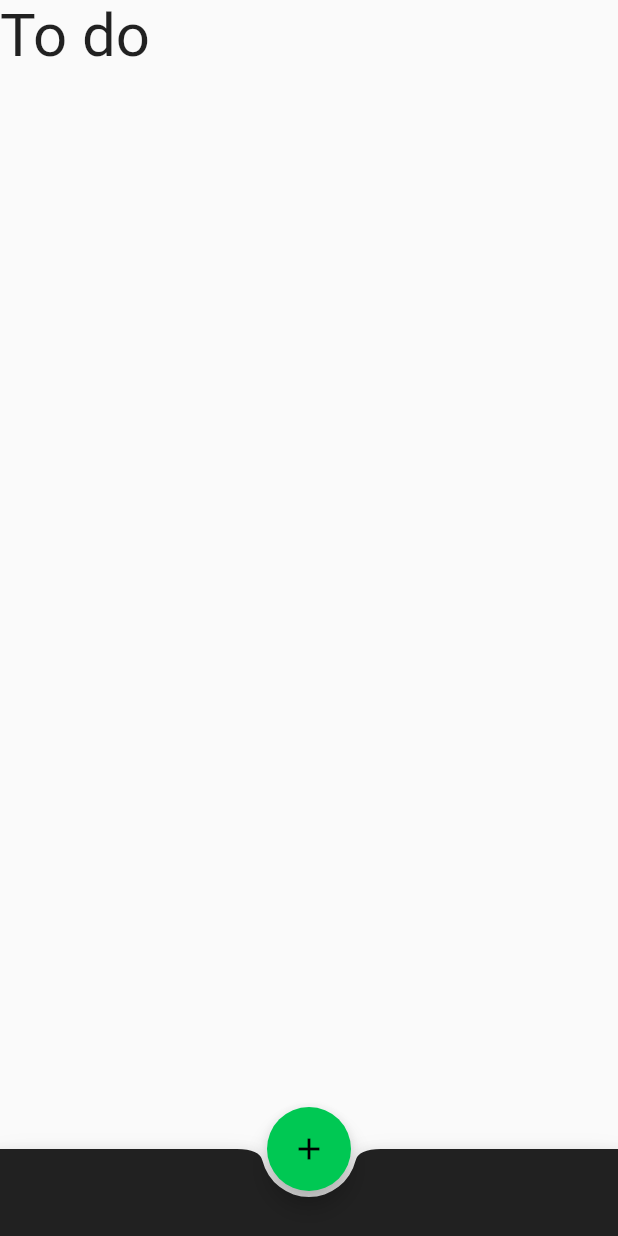
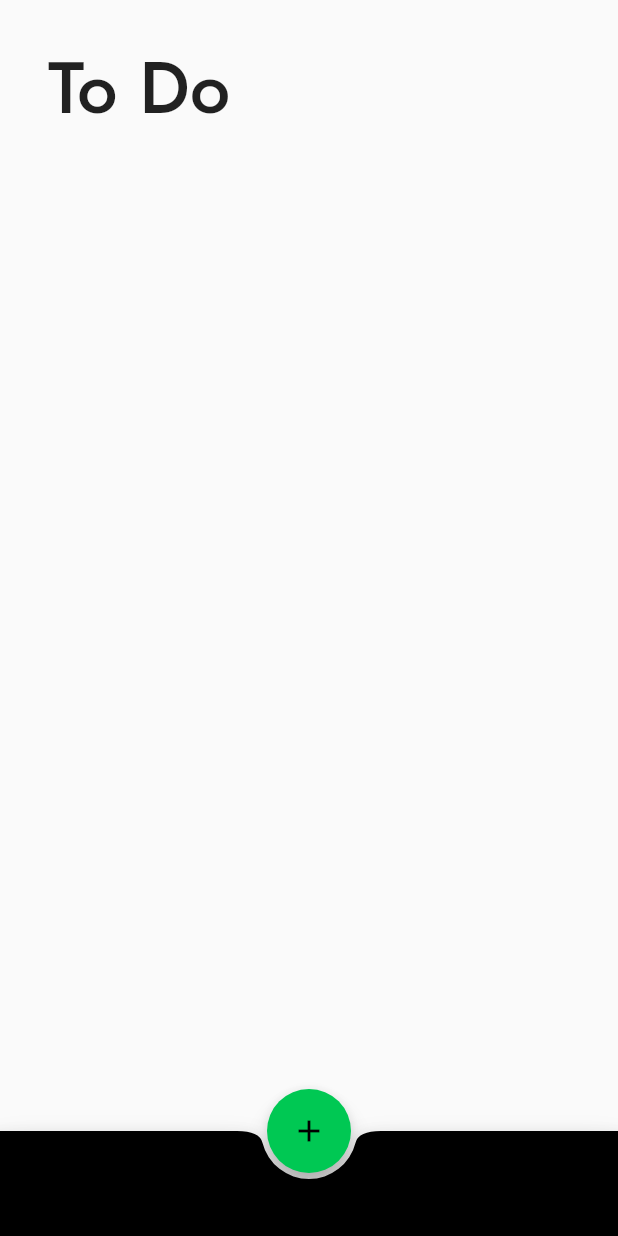
Before and after one commit to v15hv4/YATA, a Flutter app: the screen it shows after launch, on a phone screen of 412 x 824 dp. Run offline on Flutter 3.47's test engine with Material 2 defaults, Android fonts, the phone set to English and light mode, and no system bars.

Commit message:
Introduce custom fonts and improve layout

```diff
--- a/lib/main.dart
+++ b/lib/main.dart
@@ -12,10 +12,10 @@ class YATA extends StatelessWidget {
         title: 'YATA',
         debugShowCheckedModeBanner: false,
         theme: ThemeData(
-          primarySwatch: Colors.green,
-          accentColor: Colors.greenAccent[700],
-          visualDensity: VisualDensity.adaptivePlatformDensity,
-        ),
+            primarySwatch: Colors.green,
+            accentColor: Colors.greenAccent[700],
+            visualDensity: VisualDensity.adaptivePlatformDensity,
+            fontFamily: 'Jost'),
         home: TodoScreen());
   }
 }
--- a/lib/views/screens/todo.dart
+++ b/lib/views/screens/todo.dart
@@ -21,16 +21,18 @@ class _TodoScreenState extends State<TodoScreen> {
           shape: CircularNotchedRectangle(),
           clipBehavior: Clip.antiAliasWithSaveLayer,
           child: Container(
-            height: 58.0,
-            color: Colors.grey[900],
+            height: 70.0,
+            color: Colors.black,
           ),
         ),
         body: Column(
-          children: <Widget>[
-            Text(
-              "To do",
-              style: TextStyle(fontSize: 40),
-            )
+          children: [
+            Padding(
+                padding: EdgeInsets.symmetric(vertical: 24.0, horizontal: 32.0),
+                child: Text(
+                  "To Do",
+                  style: TextStyle(fontSize: 48, fontWeight: FontWeight.w500),
+                )),
           ],
         ));
   }
```
Also changed, not shown: pubspec.yaml (+14 -0 lines), lib/assets/fonts/Jost-Black.ttf (added), lib/assets/fonts/Jost-Bold.ttf (added), lib/assets/fonts/Jost-Light.ttf (added), lib/assets/fonts/Jost-Medium.ttf (added), lib/assets/fonts/Jost-Regular.ttf (added), lib/assets/fonts/Jost-SemiBold.ttf (added), lib/assets/fonts/Quicksand-Bold.ttf (added), lib/assets/fonts/Quicksand-Medium.ttf (added), lib/assets/fonts/Quicksand-Regular.ttf (added).
